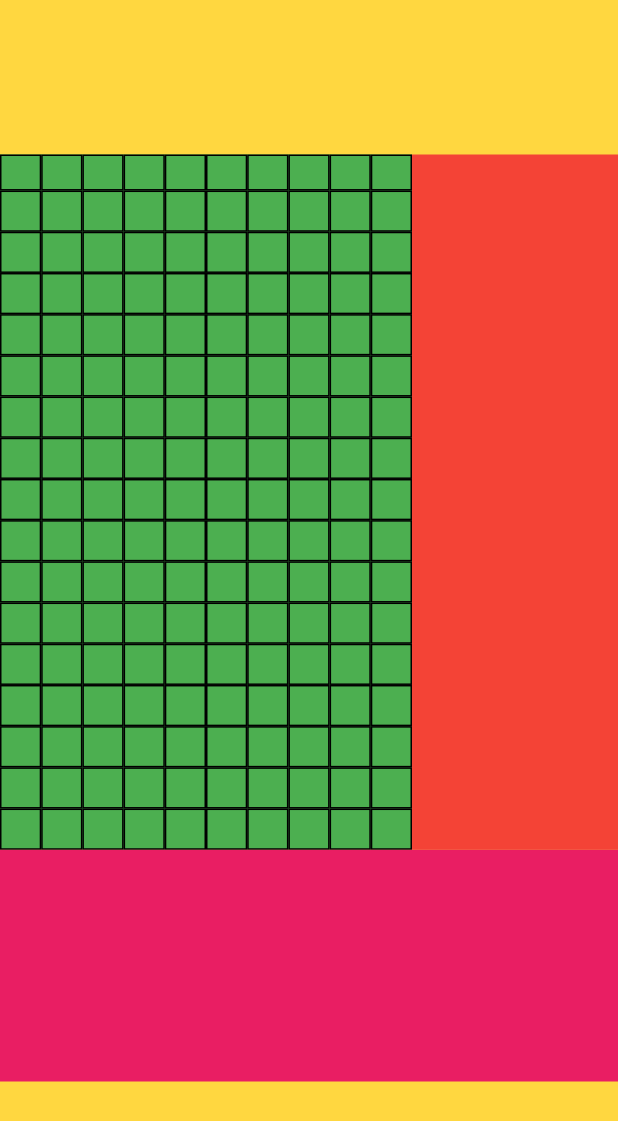
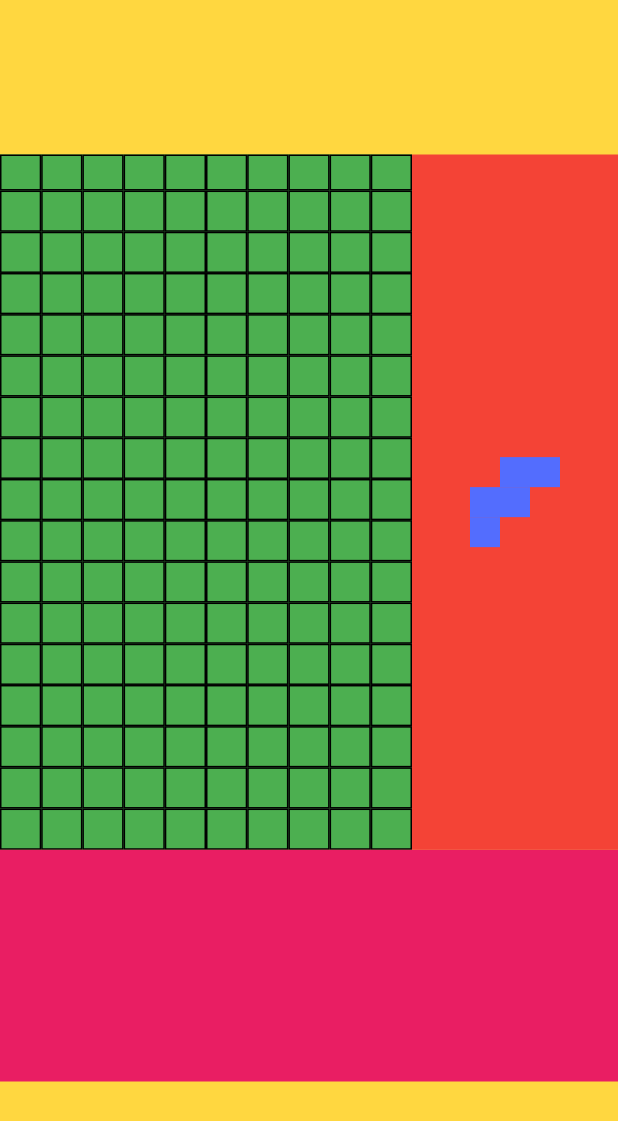
Before and after one commit to lnrabe/tetris, a Flutter app: the screen it shows after launch, on a phone screen of 412 x 824 dp. Shown: the top 1121 px of the screen. Run offline on Flutter 3.47's test engine with Material 2 defaults, Android fonts, the phone set to English and light mode, and no system bars.

```diff
--- a/lib/main.dart
+++ b/lib/main.dart
@@ -1,5 +1,6 @@
 import 'package:flutter/material.dart';
 import 'package:tetris/main_page.dart';
+import 'package:tetris/piece.dart';
 
 void main() => runApp(MyApp());
 
@@ -7,6 +8,9 @@ class MyApp extends StatelessWidget {
   // This widget is the root of your application.
   @override
   Widget build(BuildContext context) {
+    firstPiece.printLayout();
+    secondPiece.printLayout();
+
     return MaterialApp(
       title: 'Flutter Demo',
       theme: ThemeData(
--- a/lib/main_page.dart
+++ b/lib/main_page.dart
@@ -1,5 +1,6 @@
 import 'package:flutter/material.dart';
 import 'package:tetris/game_area.dart';
+import 'package:tetris/side_area.dart';
 
 class MainPage extends StatelessWidget {
   Widget _buildGameSection() {
@@ -10,15 +11,14 @@ class MainPage extends StatelessWidget {
         Expanded(
           flex: 2,
           child: Container(
-            width: 20,
             color: Colors.green,
             child: GameArea(),
           ),
         ),
         Expanded(
           child: Container(
-            width: 10,
             color: Colors.red,
+            child: SideArea(),
           ),
         ),
       ],
--- /dev/null
+++ b/lib/piece.dart
@@ -0,0 +1,35 @@
+final Piece firstPiece = new Piece([
+  [1, 1, 1, 1],
+]);
+final Piece secondPiece = new Piece([
+  [0, 1, 1],
+  [1, 1, 0],
+  [1, 0, 0],
+]);
+
+final Piece thirdPiece = new Piece([
+  [0, 1, 0],
+  [1, 1, 1],
+]);
+
+final Piece fourthPiece = new Piece([
+  [1, 1, 1],
+  [1, 1, 1],
+  [1, 1, 1],
+]);
+
+final List<Piece> pieces = [firstPiece, secondPiece, thirdPiece, fourthPiece];
+
+class Piece {
+  List<List<int>> layout;
+
+  Piece(List<List<int>> tempLayout) {
+    this.layout = tempLayout;
+  }
+
+  void printLayout() {
+    for (var x = 0; x < layout.length; x++) {
+      print(layout[x]);
+    }
+  }
+}
--- /dev/null
+++ b/lib/side_area.dart
@@ -0,0 +1,25 @@
+import 'package:flutter/material.dart';
+import 'package:tetris/piece.dart';
+
+class SideArea extends StatelessWidget {
+  @override
+  Widget build(BuildContext context) {
+    final Piece piece = secondPiece;
+    List<Widget> rows = [];
+    for (var x = 0; x < piece.layout.length; x++) {
+      List<Widget> boxes = [];
+      for (var i = 0; i < piece.layout[x].length; i++) {
+        bool isFilledIn = piece.layout[x][i] == 1;
+        boxes.add(Container(
+          height: 20,
+          width: 20,
+          color: isFilledIn ? Colors.indigoAccent : Colors.transparent,
+        ));
+      }
+      rows.add(Row(mainAxisSize: MainAxisSize.min, children: boxes));
+    }
+    return Container(
+        alignment: Alignment.center,
+        child: Column(mainAxisSize: MainAxisSize.min, children: rows));
+  }
+}
```
